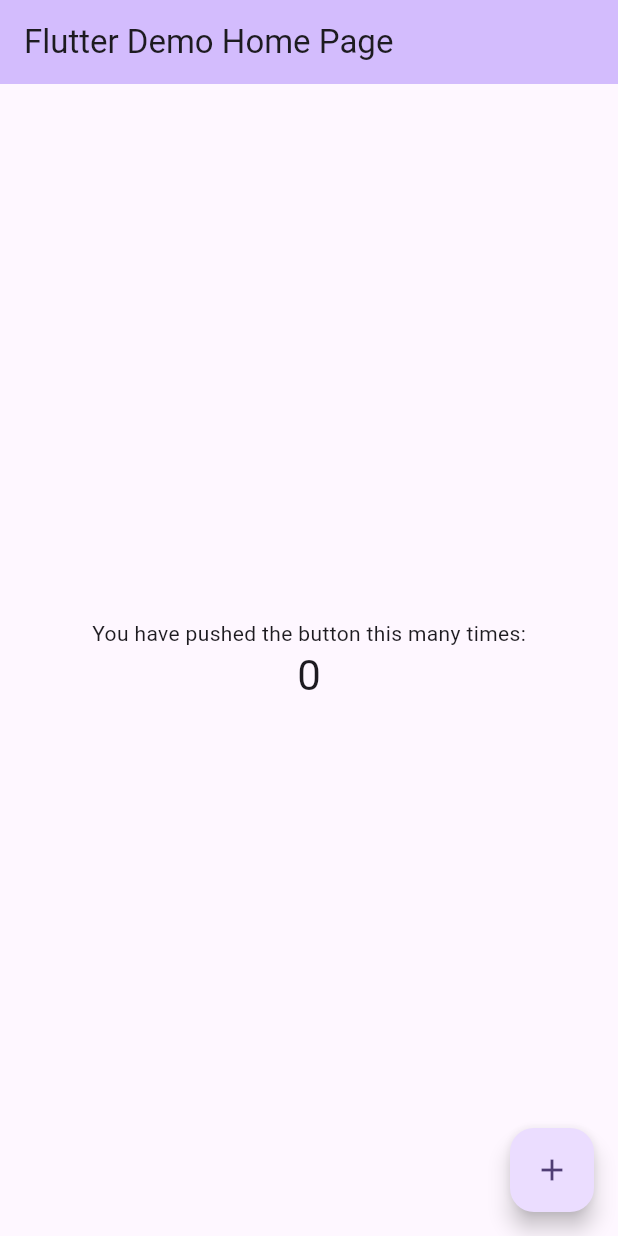
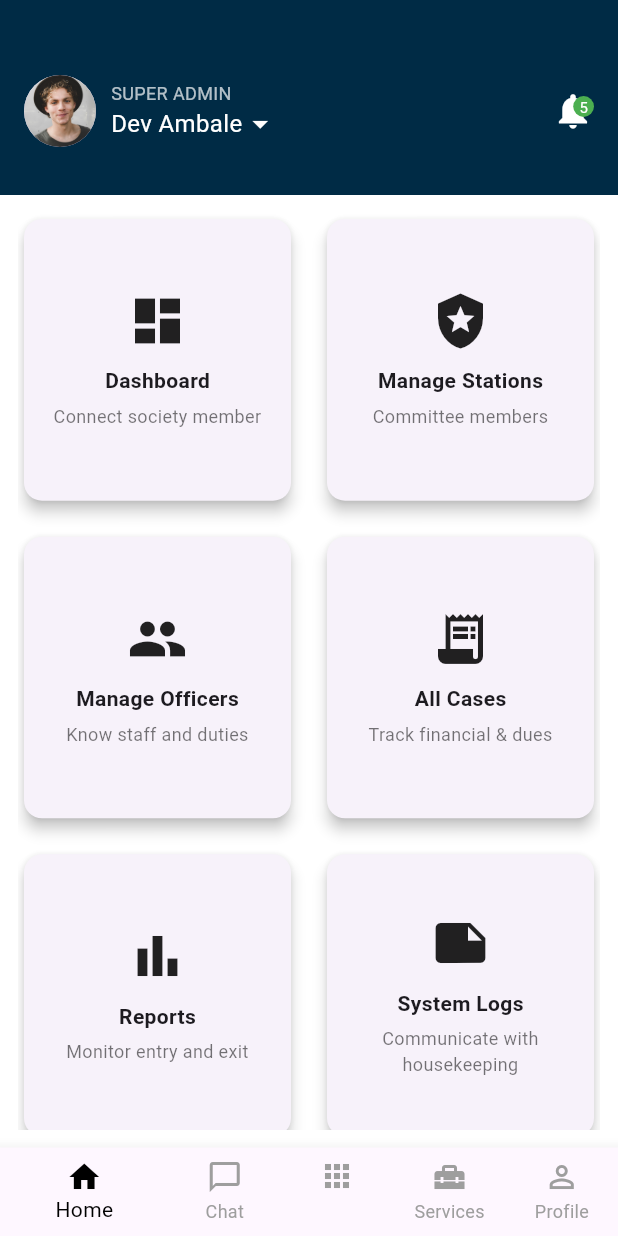
Before and after one commit to Aswaj-th/fyp, a Flutter app: the screen it shows after launch, on a phone screen of 412 x 824 dp. Run offline on Flutter 3.47's test engine with Material 3 defaults, Android fonts, the phone set to English and light mode, and no system bars.

Commit message:
Created superadmin dashboard at main.dart

```diff
--- a/lib/main.dart
+++ b/lib/main.dart
@@ -1,122 +1,185 @@
 import 'package:flutter/material.dart';
 
 void main() {
-  runApp(const MyApp());
+  runApp(MyApp());
 }
 
 class MyApp extends StatelessWidget {
   const MyApp({super.key});
 
-  // This widget is the root of your application.
   @override
   Widget build(BuildContext context) {
     return MaterialApp(
-      title: 'Flutter Demo',
-      theme: ThemeData(
-        // This is the theme of your application.
-        //
-        // TRY THIS: Try running your application with "flutter run". You'll see
-        // the application has a purple toolbar. Then, without quitting the app,
-        // try changing the seedColor in the colorScheme below to Colors.green
-        // and then invoke "hot reload" (save your changes or press the "hot
-        // reload" button in a Flutter-supported IDE, or press "r" if you used
-        // the command line to start the app).
-        //
-        // Notice that the counter didn't reset back to zero; the application
-        // state is not lost during the reload. To reset the state, use hot
-        // restart instead.
-        //
-        // This works for code too, not just values: Most code changes can be
-        // tested with just a hot reload.
-        colorScheme: ColorScheme.fromSeed(seedColor: Colors.deepPurple),
-      ),
-      home: const MyHomePage(title: 'Flutter Demo Home Page'),
+      title: 'Admin Dashboard',
+      theme: ThemeData(primarySwatch: Colors.blue),
+      home: DashboardPage(),
     );
   }
 }
 
-class MyHomePage extends StatefulWidget {
-  const MyHomePage({super.key, required this.title});
+class DashboardPage extends StatelessWidget {
+  final List<Map<String, dynamic>> gridItems = [
+    {
+      'title': 'Dashboard',
+      'subtitle': 'Connect society member',
+      'icon': Icons.dashboard,
+    },
+    {
+      'title': 'Manage Stations',
+      'subtitle': 'Committee members',
+      'icon': Icons.local_police,
+    },
+    {
+      'title': 'Manage Officers',
+      'subtitle': 'Know staff and duties',
+      'icon': Icons.group,
+    },
+    {
+      'title': 'All Cases',
+      'subtitle': 'Track financial & dues',
+      'icon': Icons.receipt_long,
+    },
+    {
+      'title': 'Reports',
+      'subtitle': 'Monitor entry and exit',
+      'icon': Icons.bar_chart,
+    },
+    {
+      'title': 'System Logs',
+      'subtitle': 'Communicate with housekeeping',
+      'icon': Icons.note,
+    },
+    {'title': 'Setting', 'subtitle': 'Report issues', 'icon': Icons.settings},
+  ];
 
-  // This widget is the home page of your application. It is stateful, meaning
-  // that it has a State object (defined below) that contains fields that affect
-  // how it looks.
-
-  // This class is the configuration for the state. It holds the values (in this
-  // case the title) provided by the parent (in this case the App widget) and
-  // used by the build method of the State. Fields in a Widget subclass are
-  // always marked "final".
-
-  final String title;
-
-  @override
-  State<MyHomePage> createState() => _MyHomePageState();
-}
-
-class _MyHomePageState extends State<MyHomePage> {
-  int _counter = 0;
-
-  void _incrementCounter() {
-    setState(() {
-      // This call to setState tells the Flutter framework that something has
-      // changed in this State, which causes it to rerun the build method below
-      // so that the display can reflect the updated values. If we changed
-      // _counter without calling setState(), then the build method would not be
-      // called again, and so nothing would appear to happen.
-      _counter++;
-    });
-  }
+  DashboardPage({super.key});
 
   @override
   Widget build(BuildContext context) {
-    // This method is rerun every time setState is called, for instance as done
-    // by the _incrementCounter method above.
-    //
-    // The Flutter framework has been optimized to make rerunning build methods
-    // fast, so that you can just rebuild anything that needs updating rather
-    // than having to individually change instances of widgets.
     return Scaffold(
-      appBar: AppBar(
-        // TRY THIS: Try changing the color here to a specific color (to
-        // Colors.amber, perhaps?) and trigger a hot reload to see the AppBar
-        // change color while the other colors stay the same.
-        backgroundColor: Theme.of(context).colorScheme.inversePrimary,
-        // Here we take the value from the MyHomePage object that was created by
-        // the App.build method, and use it to set our appbar title.
-        title: Text(widget.title),
-      ),
-      body: Center(
-        // Center is a layout widget. It takes a single child and positions it
-        // in the middle of the parent.
-        child: Column(
-          // Column is also a layout widget. It takes a list of children and
-          // arranges them vertically. By default, it sizes itself to fit its
-          // children horizontally, and tries to be as tall as its parent.
-          //
-          // Column has various properties to control how it sizes itself and
-          // how it positions its children. Here we use mainAxisAlignment to
-          // center the children vertically; the main axis here is the vertical
-          // axis because Columns are vertical (the cross axis would be
-          // horizontal).
-          //
-          // TRY THIS: Invoke "debug painting" (choose the "Toggle Debug Paint"
-          // action in the IDE, or press "p" in the console), to see the
-          // wireframe for each widget.
-          mainAxisAlignment: MainAxisAlignment.center,
-          children: <Widget>[
-            const Text('You have pushed the button this many times:'),
-            Text(
-              '$_counter',
-              style: Theme.of(context).textTheme.headlineMedium,
-            ),
-          ],
+      backgroundColor: Colors.white,
+      appBar: PreferredSize(
+        preferredSize: Size.fromHeight(130),
+        child: Container(
+          padding: EdgeInsets.only(top: 50, left: 16, right: 16),
+          decoration: BoxDecoration(color: Color(0xFF002B45)),
+          child: Column(
+            crossAxisAlignment: CrossAxisAlignment.start,
+            children: [
+              Row(
+                children: [
+                  CircleAvatar(
+                    radius: 24,
+                    backgroundImage: AssetImage('assets/profile.jpg'),
+                  ), // Replace with NetworkImage if needed
+                  SizedBox(width: 10),
+                  Column(
+                    crossAxisAlignment: CrossAxisAlignment.start,
+                    children: [
+                      Text(
+                        "SUPER ADMIN",
+                        style: TextStyle(color: Colors.white70, fontSize: 12),
+                      ),
+                      Row(
+                        children: [
+                          Text(
+                            "Dev Ambale",
+                            style: TextStyle(color: Colors.white, fontSize: 16),
+                          ),
+                          Icon(Icons.arrow_drop_down, color: Colors.white),
+                        ],
+                      ),
+                    ],
+                  ),
+                  Spacer(),
+                  Stack(
+                    children: [
+                      Icon(Icons.notifications, color: Colors.white, size: 28),
+                      Positioned(
+                        right: 0,
+                        child: Container(
+                          padding: EdgeInsets.all(4),
+                          decoration: BoxDecoration(
+                            color: Colors.green,
+                            shape: BoxShape.circle,
+                          ),
+                          child: Text(
+                            "5",
+                            style: TextStyle(color: Colors.white, fontSize: 10),
+                          ),
+                        ),
+                      ),
+                    ],
+                  ),
+                ],
+              ),
+            ],
+          ),
         ),
       ),
-      floatingActionButton: FloatingActionButton(
-        onPressed: _incrementCounter,
-        tooltip: 'Increment',
-        child: const Icon(Icons.add),
-      ), // This trailing comma makes auto-formatting nicer for build methods.
+      body: Padding(
+        padding: EdgeInsets.all(12.0),
+        child: GridView.builder(
+          itemCount: gridItems.length,
+          gridDelegate: SliverGridDelegateWithFixedCrossAxisCount(
+            crossAxisCount: 2,
+            mainAxisSpacing: 16,
+            crossAxisSpacing: 16,
+            childAspectRatio: 0.95,
+          ),
+          itemBuilder: (context, index) {
+            final item = gridItems[index];
+            return Card(
+              elevation: 4,
+              shape: RoundedRectangleBorder(
+                borderRadius: BorderRadius.circular(12),
+              ),
+              child: Padding(
+                padding: const EdgeInsets.all(12.0),
+                child: Column(
+                  mainAxisAlignment: MainAxisAlignment.center,
+                  children: [
+                    Icon(item['icon'], size: 40, color: Colors.black87),
+                    SizedBox(height: 10),
+                    Text(
+                      item['title'],
+                      style: TextStyle(fontWeight: FontWeight.bold),
+                    ),
+                    SizedBox(height: 5),
+                    Text(
+                      item['subtitle'],
+                      textAlign: TextAlign.center,
+                      style: TextStyle(fontSize: 12, color: Colors.black54),
+                    ),
+                  ],
+                ),
+              ),
+            );
+          },
+        ),
+      ),
+      bottomNavigationBar: BottomNavigationBar(
+        currentIndex: 0,
+        selectedItemColor: Colors.black,
+        unselectedItemColor: Colors.grey,
+        showUnselectedLabels: true,
+        items: [
+          BottomNavigationBarItem(icon: Icon(Icons.home), label: 'Home'),
+          BottomNavigationBarItem(
+            icon: Icon(Icons.chat_bubble_outline),
+            label: 'Chat',
+          ),
+          BottomNavigationBarItem(icon: Icon(Icons.apps), label: ''),
+          BottomNavigationBarItem(
+            icon: Icon(Icons.home_repair_service),
+            label: 'Services',
+          ),
+          BottomNavigationBarItem(
+            icon: Icon(Icons.person_outline),
+            label: 'Profile',
+          ),
+        ],
+      ),
     );
   }
 }
--- a/pubspec.yaml
+++ b/pubspec.yaml
@@ -51,6 +51,8 @@ dev_dependencies:
 
 # The following section is specific to Flutter packages.
 flutter:
+  assets:
+    - assets/profile.jpg
 
   # The following line ensures that the Material Icons font is
   # included with your application, so that you can use the icons in
```
Also changed, not shown: assets/profile.jpg (added).
